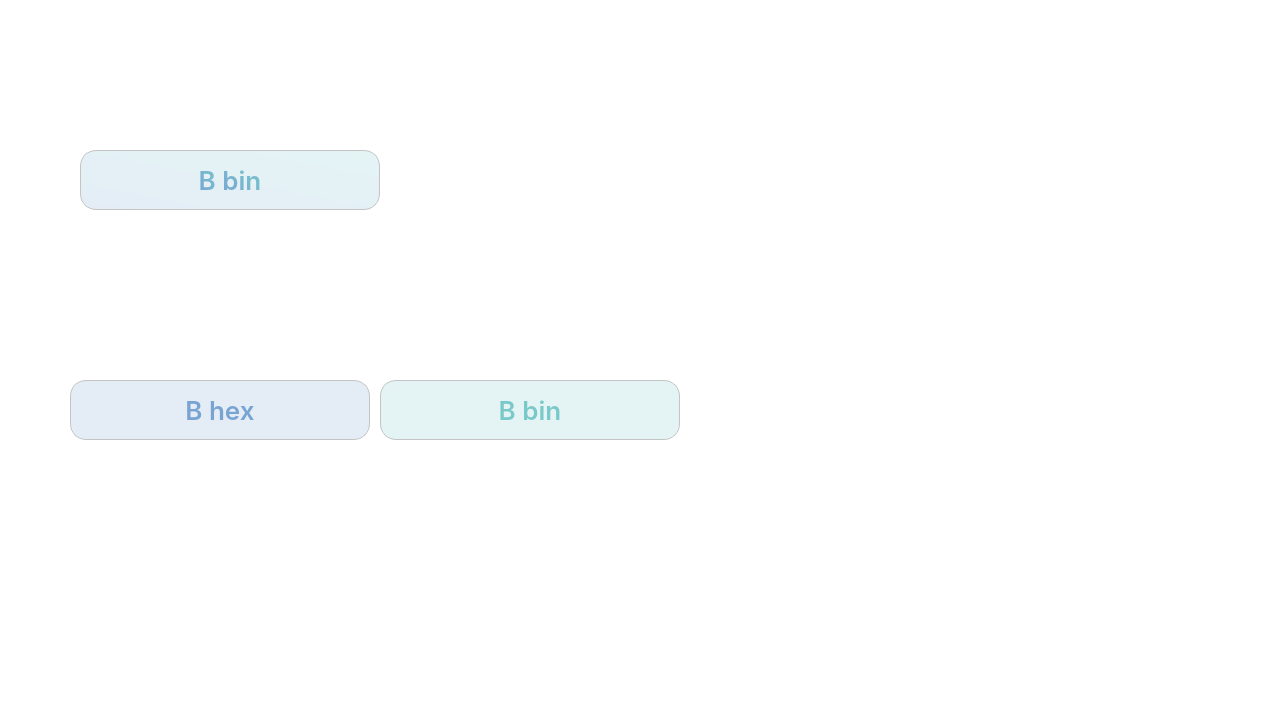
stsln/hex_file_tools, file ui/design.ui: the form before one commit.
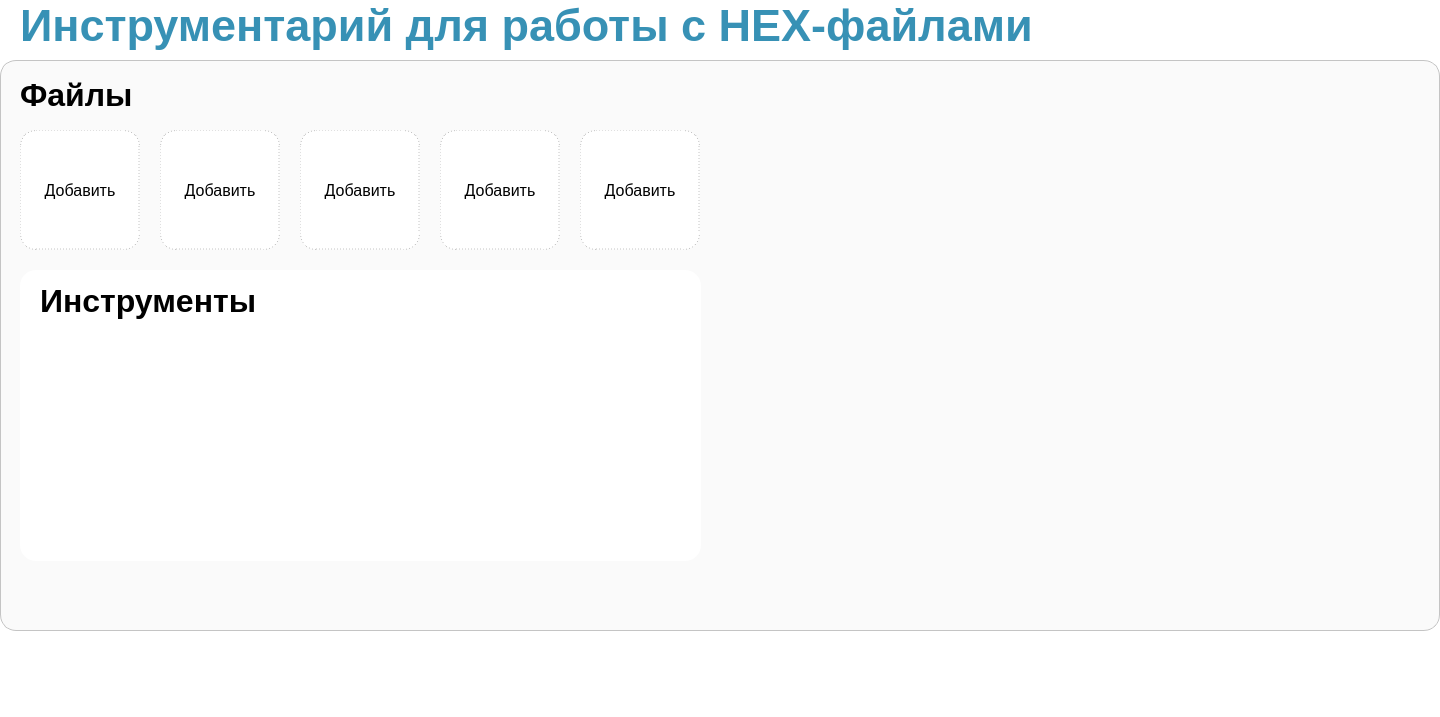
The form after the commit.

Commit message: Изучение Qt.

```diff
--- a/ui/design.ui
+++ b/ui/design.ui
@@ -6,172 +6,280 @@
    <rect>
     <x>0</x>
     <y>0</y>
-    <width>1280</width>
-    <height>720</height>
+    <width>1440</width>
+    <height>717</height>
    </rect>
   </property>
-  <property name="minimumSize">
-   <size>
-    <width>1280</width>
-    <height>720</height>
-   </size>
-  </property>
-  <property name="maximumSize">
-   <size>
-    <width>1728</width>
-    <height>1117</height>
-   </size>
-  </property>
   <property name="windowTitle">
-   <string>MainWindow</string>
-  </property>
-  <property name="styleSheet">
-   <string notr="true">QMainWindow {
-	background-color: #FFF;
-}</string>
+   <string>HEX files tools</string>
   </property>
   <widget class="QWidget" name="centralwidget">
    <property name="styleSheet">
-    <string notr="true">Qcentralwidget {
-	background-color: #FFF;
-}</string>
+    <string notr="true">background-color: #fff</string>
    </property>
-   <widget class="QPushButton" name="pushButton">
+   <widget class="QFrame" name="main_frame">
     <property name="geometry">
      <rect>
-      <x>70</x>
-      <y>380</y>
-      <width>300</width>
-      <height>60</height>
+      <x>0</x>
+      <y>60</y>
+      <width>1440</width>
+      <height>571</height>
      </rect>
     </property>
-    <property name="minimumSize">
-     <size>
-      <width>300</width>
-      <height>60</height>
-     </size>
+    <property name="styleSheet">
+     <string notr="true">background-color: #FAFAFA;
+border: 1px solid #C4C4C4;
+box-sizing: border-box;
+border-radius: 16px;</string>
     </property>
-    <property name="maximumSize">
-     <size>
-      <width>300</width>
-      <height>60</height>
-     </size>
+    <property name="frameShape">
+     <enum>QFrame::StyledPanel</enum>
     </property>
-    <property name="styleSheet">
-     <string notr="true">QPushButton {
-	font-family: Inter SemiBold;
-	font-size: 26px;
-	color: #77A4D3;
-	position: absolute;
+    <property name="frameShadow">
+     <enum>QFrame::Raised</enum>
+    </property>
+    <widget class="QFrame" name="tools">
+     <property name="geometry">
+      <rect>
+       <x>20</x>
+       <y>210</y>
+       <width>681</width>
+       <height>291</height>
+      </rect>
+     </property>
+     <property name="styleSheet">
+      <string notr="true">QFrame
+{
+	background-color: rgb(255, 255, 255);
+	border: 0;
+}
 
-	background: rgba(119, 164, 211, 0.2);
-	border: 1px solid #C4C4C4;
-	box-sizing: border-box;
-	border-radius: 16px;
+QLabel 
+{
+	font-family: 'Inter';
+	font-weight: 700;
+	font-size: 32px;
+	color: #000000;
+	border: 0;
+	text-align: left;
+}</string>
+     </property>
+     <property name="frameShape">
+      <enum>QFrame::StyledPanel</enum>
+     </property>
+     <property name="frameShadow">
+      <enum>QFrame::Raised</enum>
+     </property>
+     <widget class="QLabel" name="label_2">
+      <property name="geometry">
+       <rect>
+        <x>20</x>
+        <y>10</y>
+        <width>241</width>
+        <height>41</height>
+       </rect>
+      </property>
+      <property name="text">
+       <string>Инструменты</string>
+      </property>
+     </widget>
+    </widget>
+    <widget class="QFrame" name="files">
+     <property name="geometry">
+      <rect>
+       <x>20</x>
+       <y>20</y>
+       <width>681</width>
+       <height>191</height>
+      </rect>
+     </property>
+     <property name="styleSheet">
+      <string notr="true">QFrame 
+{
+	border: 0;
+	background-color: qlineargradient(spread:pad, x1:0, y1:0, x2:1, y2:0, stop:0 rgba(0, 0, 0, 0));
 }
 
-QPushButton:hover {
-	background: rgba(119, 164, 211, 0.4);
+QLabel 
+{
+	font-family: 'Inter';
+	font-weight: 700;
+	font-size: 32px;
+	color: #000000;
+	border: 0;
+	text-align: left;
 }
 
-QPushButton:passed {
-	background: rgba(119, 164, 211, 0.4);
-}</string>
-    </property>
-    <property name="text">
-     <string>В hex</string>
-    </property>
-   </widget>
-   <widget class="QPushButton" name="pushButton_2">
-    <property name="geometry">
-     <rect>
-      <x>380</x>
-      <y>380</y>
-      <width>300</width>
-      <height>60</height>
-     </rect>
-    </property>
-    <property name="minimumSize">
-     <size>
-      <width>300</width>
-      <height>60</height>
-     </size>
-    </property>
-    <property name="maximumSize">
-     <size>
-      <width>300</width>
-      <height>60</height>
-     </size>
-    </property>
-    <property name="styleSheet">
-     <string notr="true">QPushButton {
-	font-family: Inter SemiBold;
-	font-size: 26px;
-	color: #79C9CA;
-	position: absolute;
+QPushButton
+{
+	font-family: 'Inter';
+	font-weight: 400;
+	font-size: 16px;
+	position: top;
 
-	background: rgba(121, 201, 202, 0.2);
-	border: 1px solid #C4C4C4;
-	box-sizing: border-box;
+	background-color: #FFFFFF;
+	border: 1px dashed #C4C4C4;
 	border-radius: 16px;
 }
 
-QPushButton:hover {
-	background: rgba(121, 201, 202, 0.4);
+QPushButton::hover
+{
+	background-color: rgba(196, 196, 196, 0.125);
+	border: 1px solid #C4C4C4;
 }
 
-QPushButton:passed {
-	background: rgba(121, 201, 202, 0.4);
-}</string>
-    </property>
-    <property name="text">
-     <string>В bin</string>
-    </property>
+QPushButton::pressed
+{
+	background-color: rgba(196, 196, 196, 0.25);
+	border: 1px solid #C4C4C4;
+	icon: 0;
+}
+</string>
+     </property>
+     <property name="frameShape">
+      <enum>QFrame::StyledPanel</enum>
+     </property>
+     <property name="frameShadow">
+      <enum>QFrame::Raised</enum>
+     </property>
+     <widget class="QLabel" name="label_files">
+      <property name="geometry">
+       <rect>
+        <x>0</x>
+        <y>0</y>
+        <width>130</width>
+        <height>30</height>
+       </rect>
+      </property>
+      <property name="autoFillBackground">
+       <bool>false</bool>
+      </property>
+      <property name="styleSheet">
+       <string notr="true"/>
+      </property>
+      <property name="text">
+       <string>Файлы</string>
+      </property>
+     </widget>
+     <widget class="QPushButton" name="files_1">
+      <property name="geometry">
+       <rect>
+        <x>0</x>
+        <y>50</y>
+        <width>120</width>
+        <height>120</height>
+       </rect>
+      </property>
+      <property name="toolTip">
+       <string/>
+      </property>
+      <property name="whatsThis">
+       <string>&lt;html&gt;&lt;head/&gt;&lt;body&gt;&lt;p&gt;&lt;br/&gt;&lt;/p&gt;&lt;/body&gt;&lt;/html&gt;</string>
+      </property>
+      <property name="styleSheet">
+       <string notr="true">
+</string>
+      </property>
+      <property name="text">
+       <string>Добавить</string>
+      </property>
+     </widget>
+     <widget class="QPushButton" name="files_2">
+      <property name="geometry">
+       <rect>
+        <x>140</x>
+        <y>50</y>
+        <width>120</width>
+        <height>120</height>
+       </rect>
+      </property>
+      <property name="toolTip">
+       <string/>
+      </property>
+      <property name="styleSheet">
+       <string notr="true"/>
+      </property>
+      <property name="text">
+       <string>Добавить</string>
+      </property>
+     </widget>
+     <widget class="QPushButton" name="files_3">
+      <property name="geometry">
+       <rect>
+        <x>280</x>
+        <y>50</y>
+        <width>120</width>
+        <height>120</height>
+       </rect>
+      </property>
+      <property name="toolTip">
+       <string/>
+      </property>
+      <property name="styleSheet">
+       <string notr="true"/>
+      </property>
+      <property name="text">
+       <string>Добавить</string>
+      </property>
+     </widget>
+     <widget class="QPushButton" name="files_4">
+      <property name="geometry">
+       <rect>
+        <x>420</x>
+        <y>50</y>
+        <width>120</width>
+        <height>120</height>
+       </rect>
+      </property>
+      <property name="toolTip">
+       <string/>
+      </property>
+      <property name="styleSheet">
+       <string notr="true"/>
+      </property>
+      <property name="text">
+       <string>Добавить</string>
+      </property>
+     </widget>
+     <widget class="QPushButton" name="files_5">
+      <property name="geometry">
+       <rect>
+        <x>560</x>
+        <y>50</y>
+        <width>120</width>
+        <height>120</height>
+       </rect>
+      </property>
+      <property name="toolTip">
+       <string/>
+      </property>
+      <property name="styleSheet">
+       <string notr="true"/>
+      </property>
+      <property name="text">
+       <string>Добавить</string>
+      </property>
+     </widget>
+    </widget>
    </widget>
-   <widget class="QPushButton" name="pushButton_3">
+   <widget class="QLabel" name="name_prj">
     <property name="geometry">
      <rect>
-      <x>80</x>
-      <y>150</y>
-      <width>300</width>
-      <height>60</height>
+      <x>20</x>
+      <y>0</y>
+      <width>1031</width>
+      <height>51</height>
      </rect>
     </property>
-    <property name="minimumSize">
-     <size>
-      <width>300</width>
-      <height>60</height>
-     </size>
-    </property>
-    <property name="maximumSize">
-     <size>
-      <width>300</width>
-      <height>60</height>
-     </size>
-    </property>
     <property name="styleSheet">
-     <string notr="true">QPushButton {
-	font-family: Inter SemiBold;
-	font-size: 26px;
-	color: qlineargradient(spread:pad, x1:0, y1:1, x2:1, y2:0, stop:0 rgba(119, 164, 211, 255), stop:1 rgba(121, 201, 202, 255));
-	position: absolute;
-	
-	background-color: qlineargradient(spread:pad, x1:0, y1:1, x2:1, y2:0, stop:0 rgba(119, 164, 211, 0.2), stop:1 rgba(121, 201, 202, 0.2));
-	border: 1px solid #C4C4C4;
-	box-sizing: border-box;
-	border-radius: 16px;
-}
-
-QPushButton:hover {
-	background: qlineargradient(spread:pad, x1:0, y1:1, x2:1, y2:0, stop:0 rgba(119, 164, 211, 0.2), stop:1 rgba(121, 201, 202, 0.45));
-}
-
-QPushButton:passed {
-	background: qlineargradient(spread:pad, x1:0, y1:1, x2:1, y2:0, stop:0 rgba(119, 164, 211, 0.2), stop:1 rgba(121, 201, 202, 0.45));
-}</string>
+     <string notr="true">font-family: 'Inter';
+font-style: normal;
+font-weight: 700;
+font-size: 45px;
+color: qlineargradient(spread:pad, x1:0, y1:0, x2:1, y2:1, stop:0 rgba(7, 119, 164, 206));</string>
     </property>
     <property name="text">
-     <string>В bin</string>
+     <string>Инструментарий для работы с HEX-файлами</string>
     </property>
    </widget>
   </widget>
```
Left out of the diff: 4 changed lines with no effect on the pictures. The commit also changes 2 other files.
